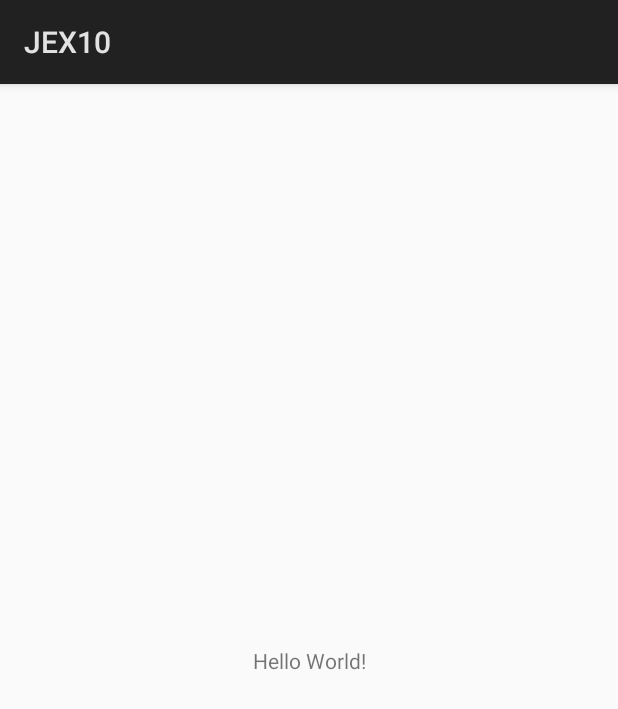
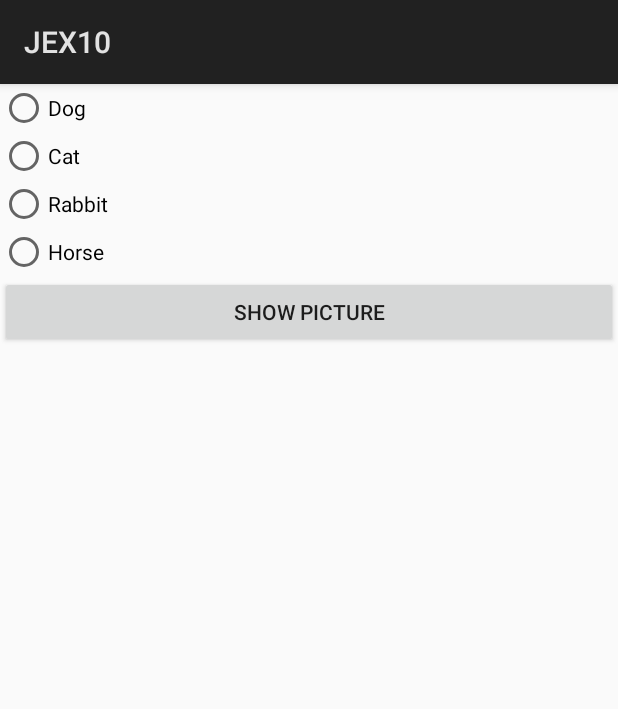
Before and after one commit to stories2/KangnamJavaMobile, an Android app: the screen it shows after launch (MainActivity), on a phone screen of 412 x 824 dp. Shown: the top 709 px of the screen. Run offline under Robolectric (Android 15) with nearby library versions, the phone set to English and light mode, and no system bars.

Commit message:
getting selection event

```diff
--- a/JEX10/app/src/main/res/layout/activity_main.xml
+++ b/JEX10/app/src/main/res/layout/activity_main.xml
@@ -1,18 +1,52 @@
 <?xml version="1.0" encoding="utf-8"?>
-<android.support.constraint.ConstraintLayout xmlns:android="http://schemas.android.com/apk/res/android"
+<LinearLayout xmlns:android="http://schemas.android.com/apk/res/android"
     xmlns:app="http://schemas.android.com/apk/res-auto"
     xmlns:tools="http://schemas.android.com/tools"
     android:layout_width="match_parent"
     android:layout_height="match_parent"
+    android:orientation="vertical"
     tools:context="com.mobile.jex10.MainActivity">
 
-    <TextView
-        android:layout_width="wrap_content"
+    <RadioGroup
+        android:id="@+id/radioGroupAnimal"
+        android:layout_width="fill_parent"
+        android:layout_height="wrap_content">
+
+        <RadioButton
+            android:id="@+id/radioDog"
+            android:layout_width="match_parent"
+            android:layout_height="wrap_content"
+            android:text="@string/dog"
+            />
+
+        <RadioButton
+            android:id="@+id/radioCat"
+            android:layout_width="match_parent"
+            android:layout_height="wrap_content"
+            android:text="@string/cat"
+            />
+
+        <RadioButton
+            android:id="@+id/radioRabbit"
+            android:layout_width="match_parent"
+            android:layout_height="wrap_content"
+            android:text="@string/rabbit"
+            />
+
+        <RadioButton
+            android:id="@+id/radioHorse"
+            android:layout_width="match_parent"
+            android:layout_height="wrap_content"
+            android:text="@string/horse"
+            />
+
+    </RadioGroup>
+
+    <Button
+        android:layout_width="match_parent"
         android:layout_height="wrap_content"
-        android:text="Hello World!"
-        app:layout_constraintBottom_toBottomOf="parent"
-        app:layout_constraintLeft_toLeftOf="parent"
-        app:layout_constraintRight_toRightOf="parent"
-        app:layout_constraintTop_toTopOf="parent" />
+        android:text="@string/btnShow"
+        android:onClick="BtnOnPictureShowClick"
+        />
 
-</android.support.constraint.ConstraintLayout>
+</LinearLayout>
--- a/JEX10/app/src/main/res/values/strings.xml
+++ b/JEX10/app/src/main/res/values/strings.xml
@@ -1,3 +1,8 @@
 <resources>
     <string name="app_name">JEX10</string>
+    <string name="dog">Dog</string>
+    <string name="cat">Cat</string>
+    <string name="rabbit">Rabbit</string>
+    <string name="horse">Horse</string>
+    <string name="btnShow">Show picture</string>
 </resources>
```
Also changed, not shown: JEX10/app/src/main/java/com/mobile/jex10/MainActivity.java (+29 -0 lines).
